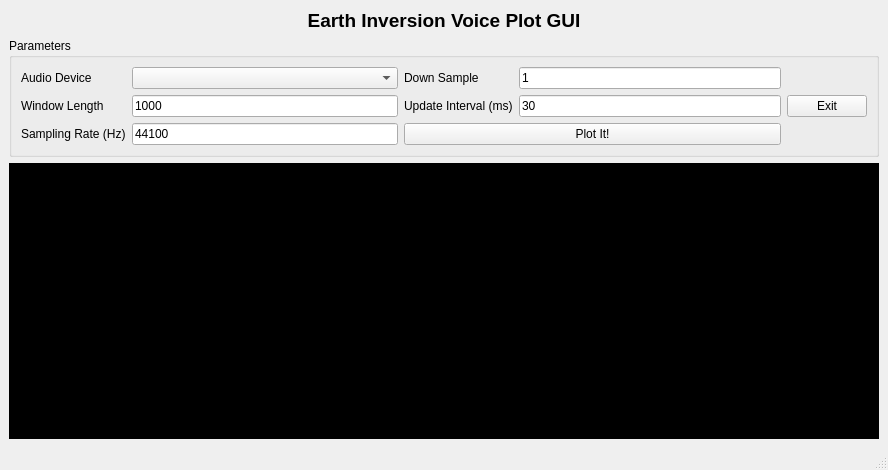
Before: the Qt Designer form main.ui in earthinversion/voicePlotter, drawn with Qt 5.
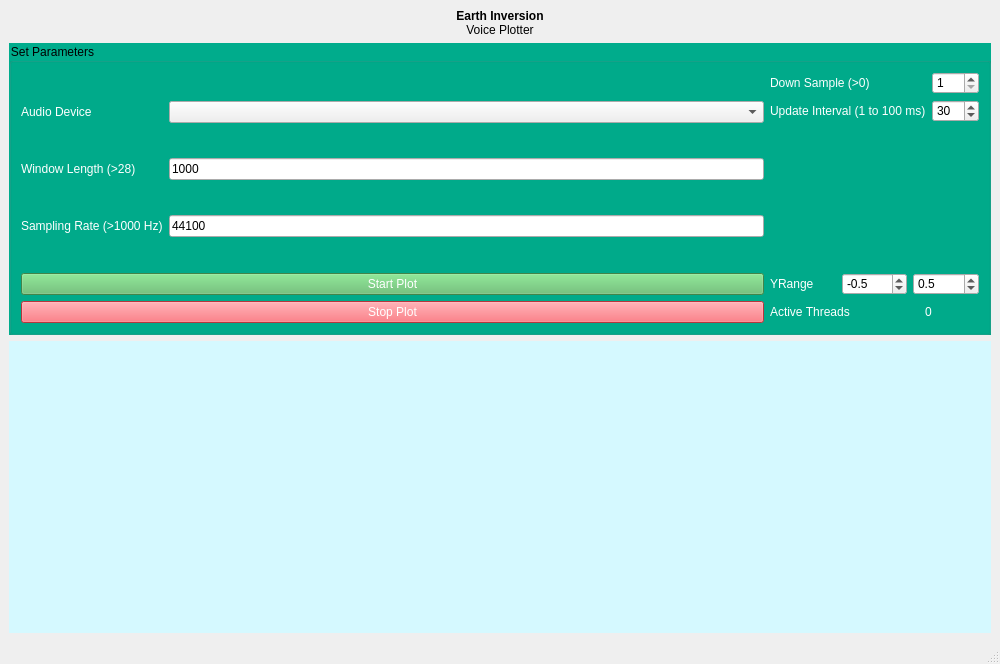
After: the same form once the commit is applied.

What changed in the file:
```diff
--- a/main.ui
+++ b/main.ui
@@ -6,25 +6,183 @@
    <rect>
     <x>0</x>
     <y>0</y>
-    <width>888</width>
-    <height>470</height>
+    <width>1000</width>
+    <height>664</height>
    </rect>
   </property>
   <property name="windowTitle">
    <string>VoicePlotter</string>
   </property>
+  <property name="styleSheet">
+   <string notr="true"/>
+  </property>
   <widget class="QWidget" name="centralwidget">
    <layout class="QGridLayout" name="gridLayout_5">
     <item row="0" column="0">
      <layout class="QGridLayout" name="gridLayout_4">
+      <item row="2" column="1">
+       <widget class="QWidget" name="widget" native="true">
+        <property name="styleSheet">
+         <string notr="true">background-color: rgb(213, 249, 255);</string>
+        </property>
+       </widget>
+      </item>
       <item row="1" column="1">
        <widget class="QGroupBox" name="groupBox">
+        <property name="styleSheet">
+         <string notr="true">QGroupBox {
+	background-color: rgb(0, 172, 140);
+}
+
+QLabel {
+	color: white;
+}</string>
+        </property>
         <property name="title">
-         <string>Parameters</string>
+         <string>Set Parameters</string>
         </property>
         <layout class="QGridLayout" name="gridLayout_3">
+         <item row="2" column="1">
+          <layout class="QVBoxLayout" name="verticalLayout_2">
+           <item>
+            <layout class="QGridLayout" name="gridLayout_13">
+             <item row="0" column="1">
+              <widget class="QLabel" name="label_18">
+               <property name="text">
+                <string>0</string>
+               </property>
+               <property name="alignment">
+                <set>Qt::AlignCenter</set>
+               </property>
+              </widget>
+             </item>
+             <item row="0" column="0">
+              <widget class="QLabel" name="label_17">
+               <property name="text">
+                <string>Active Threads</string>
+               </property>
+              </widget>
+             </item>
+            </layout>
+           </item>
+          </layout>
+         </item>
+         <item row="1" column="1">
+          <layout class="QGridLayout" name="gridLayout_10">
+           <item row="0" column="0">
+            <widget class="QLabel" name="label_12">
+             <property name="text">
+              <string>YRange</string>
+             </property>
+            </widget>
+           </item>
+           <item row="0" column="2">
+            <widget class="QDoubleSpinBox" name="doubleSpinBox_yrangemax">
+             <property name="decimals">
+              <number>1</number>
+             </property>
+             <property name="maximum">
+              <double>1.000000000000000</double>
+             </property>
+             <property name="singleStep">
+              <double>0.100000000000000</double>
+             </property>
+             <property name="value">
+              <double>0.500000000000000</double>
+             </property>
+            </widget>
+           </item>
+           <item row="0" column="1">
+            <widget class="QDoubleSpinBox" name="doubleSpinBox_yrangemin">
+             <property name="decimals">
+              <number>1</number>
+             </property>
+             <property name="minimum">
+              <double>-1.000000000000000</double>
+             </property>
+             <property name="maximum">
+              <double>0.000000000000000</double>
+             </property>
+             <property name="singleStep">
+              <double>0.100000000000000</double>
+             </property>
+             <property name="value">
+              <double>-0.500000000000000</double>
+             </property>
+            </widget>
+           </item>
+          </layout>
+         </item>
+         <item row="0" column="1">
+          <layout class="QVBoxLayout" name="verticalLayout">
+           <item>
+            <layout class="QGridLayout" name="gridLayout">
+             <item row="0" column="1">
+              <widget class="QSpinBox" name="spinBox_downsample">
+               <property name="minimum">
+                <number>1</number>
+               </property>
+               <property name="value">
+                <number>1</number>
+               </property>
+              </widget>
+             </item>
+             <item row="1" column="1">
+              <widget class="QSpinBox" name="spinBox_updateInterval">
+               <property name="minimum">
+                <number>1</number>
+               </property>
+               <property name="maximum">
+                <number>100</number>
+               </property>
+               <property name="value">
+                <number>30</number>
+               </property>
+              </widget>
+             </item>
+             <item row="0" column="0">
+              <widget class="QLabel" name="label_5">
+               <property name="text">
+                <string>Down Sample (&gt;0)</string>
+               </property>
+              </widget>
+             </item>
+             <item row="1" column="0">
+              <widget class="QLabel" name="label_6">
+               <property name="text">
+                <string>Update Interval (1 to 100 ms)</string>
+               </property>
+              </widget>
+             </item>
+             <item row="2" column="0">
+              <spacer name="verticalSpacer_2">
+               <property name="orientation">
+                <enum>Qt::Vertical</enum>
+               </property>
+               <property name="sizeHint" stdset="0">
+                <size>
+                 <width>20</width>
+                 <height>40</height>
+                </size>
+               </property>
+              </spacer>
+             </item>
+            </layout>
+           </item>
+          </layout>
+         </item>
          <item row="0" column="0">
           <layout class="QGridLayout" name="gridLayout_2">
+           <item row="2" column="0">
+            <widget class="QLabel" name="label_4">
+             <property name="text">
+              <string>Sampling Rate (&gt;1000 Hz)</string>
+             </property>
+            </widget>
+           </item>
+           <item row="0" column="1">
+            <widget class="QComboBox" name="comboBox"/>
+           </item>
            <item row="0" column="0">
             <widget class="QLabel" name="label_2">
              <property name="text">
@@ -32,13 +190,10 @@
              </property>
             </widget>
            </item>
-           <item row="0" column="1">
-            <widget class="QComboBox" name="comboBox"/>
-           </item>
            <item row="1" column="0">
             <widget class="QLabel" name="label_3">
              <property name="text">
-              <string>Window Length</string>
+              <string>Window Length (&gt;28)</string>
              </property>
             </widget>
            </item>
@@ -49,13 +204,6 @@
              </property>
             </widget>
            </item>
-           <item row="2" column="0">
-            <widget class="QLabel" name="label_4">
-             <property name="text">
-              <string>Sampling Rate (Hz)</string>
-             </property>
-            </widget>
-           </item>
            <item row="2" column="1">
             <widget class="QLineEdit" name="lineEdit_2">
              <property name="text">
@@ -65,76 +213,35 @@
            </item>
           </layout>
          </item>
-         <item row="0" column="1">
-          <layout class="QVBoxLayout" name="verticalLayout">
-           <item>
-            <layout class="QGridLayout" name="gridLayout">
-             <item row="0" column="0">
-              <widget class="QLabel" name="label_5">
-               <property name="text">
-                <string>Down Sample</string>
-               </property>
-              </widget>
-             </item>
-             <item row="0" column="1">
-              <widget class="QLineEdit" name="lineEdit_3">
-               <property name="text">
-                <string>1</string>
-               </property>
-              </widget>
-             </item>
-             <item row="1" column="0">
-              <widget class="QLabel" name="label_6">
-               <property name="text">
-                <string>Update Interval (ms)</string>
-               </property>
-              </widget>
-             </item>
-             <item row="1" column="1">
-              <widget class="QLineEdit" name="lineEdit_4">
-               <property name="text">
-                <string>30</string>
-               </property>
-              </widget>
-             </item>
-            </layout>
-           </item>
-           <item>
-            <widget class="QPushButton" name="pushButton">
-             <property name="text">
-              <string>Plot It!</string>
-             </property>
-            </widget>
-           </item>
-          </layout>
+         <item row="1" column="0">
+          <widget class="QPushButton" name="pushButton">
+           <property name="styleSheet">
+            <string notr="true">#pushButton {
+	background-color: rgb(92, 186, 102);
+	color: white;
+}</string>
+           </property>
+           <property name="text">
+            <string>Start Plot</string>
+           </property>
+          </widget>
          </item>
-         <item row="0" column="2">
-          <widget class="QPushButton" name="pushButton_exit">
+         <item row="2" column="0">
+          <widget class="QPushButton" name="pushButton_2">
+           <property name="styleSheet">
+            <string notr="true">#pushButton_2 {
+	background-color: rgb(255, 75, 85);
+	color: white;
+}</string>
+           </property>
            <property name="text">
-            <string>Exit</string>
+            <string>Stop Plot</string>
            </property>
           </widget>
          </item>
         </layout>
        </widget>
       </item>
-      <item row="2" column="1">
-       <widget class="QWidget" name="widget" native="true">
-        <property name="styleSheet">
-         <string notr="true">background-color: rgb(0, 0, 0);</string>
-        </property>
-       </widget>
-      </item>
-      <item row="0" column="1">
-       <widget class="QLabel" name="label">
-        <property name="text">
-         <string>&lt;html&gt;&lt;head/&gt;&lt;body&gt;&lt;p&gt;&lt;span style=&quot; font-size:14pt; font-weight:600;&quot;&gt;Earth Inversion Voice Plot GUI&lt;/span&gt;&lt;/p&gt;&lt;/body&gt;&lt;/html&gt;</string>
-        </property>
-        <property name="alignment">
-         <set>Qt::AlignCenter</set>
-        </property>
-       </widget>
-      </item>
       <item row="3" column="1">
        <spacer name="horizontalSpacer">
         <property name="orientation">
@@ -148,6 +255,16 @@
         </property>
        </spacer>
       </item>
+      <item row="0" column="1">
+       <widget class="QLabel" name="label">
+        <property name="text">
+         <string>&lt;strong&gt;Earth Inversion&lt;/strong&gt;&lt;br&gt; Voice Plotter</string>
+        </property>
+        <property name="alignment">
+         <set>Qt::AlignCenter</set>
+        </property>
+       </widget>
+      </item>
       <item row="2" column="0">
        <spacer name="verticalSpacer">
         <property name="orientation">
@@ -166,11 +283,6 @@
    </layout>
   </widget>
   <widget class="QStatusBar" name="statusbar"/>
-  <action name="actionExit">
-   <property name="text">
-    <string>Exit</string>
-   </property>
-  </action>
  </widget>
  <resources/>
  <connections/>
```
